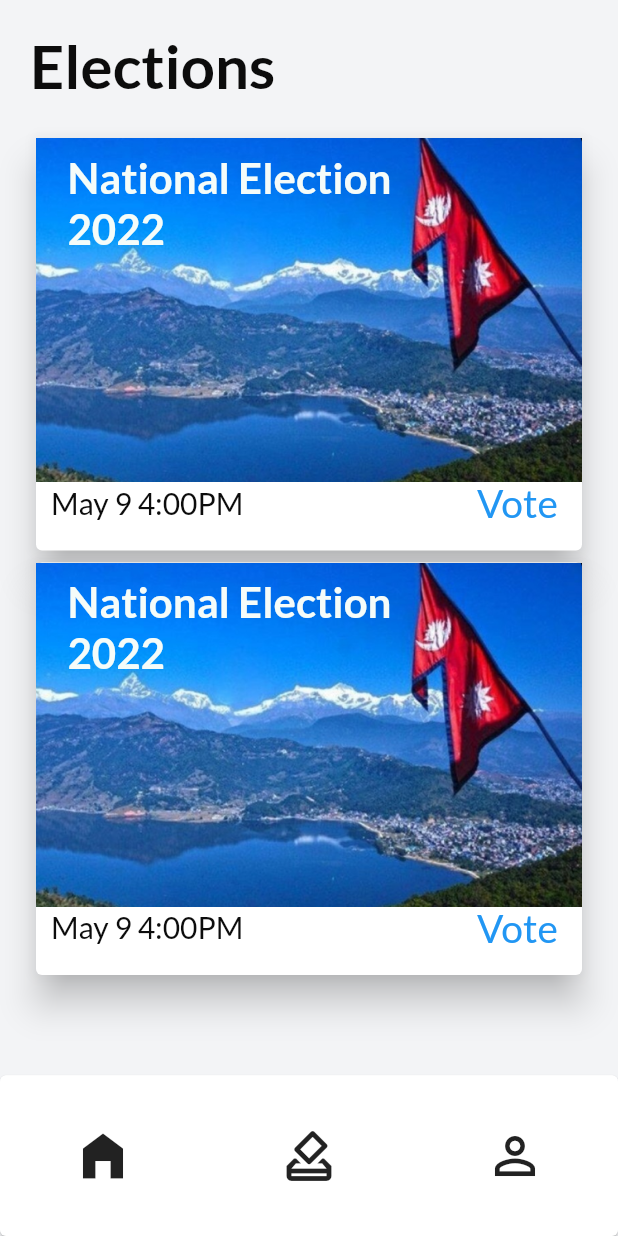
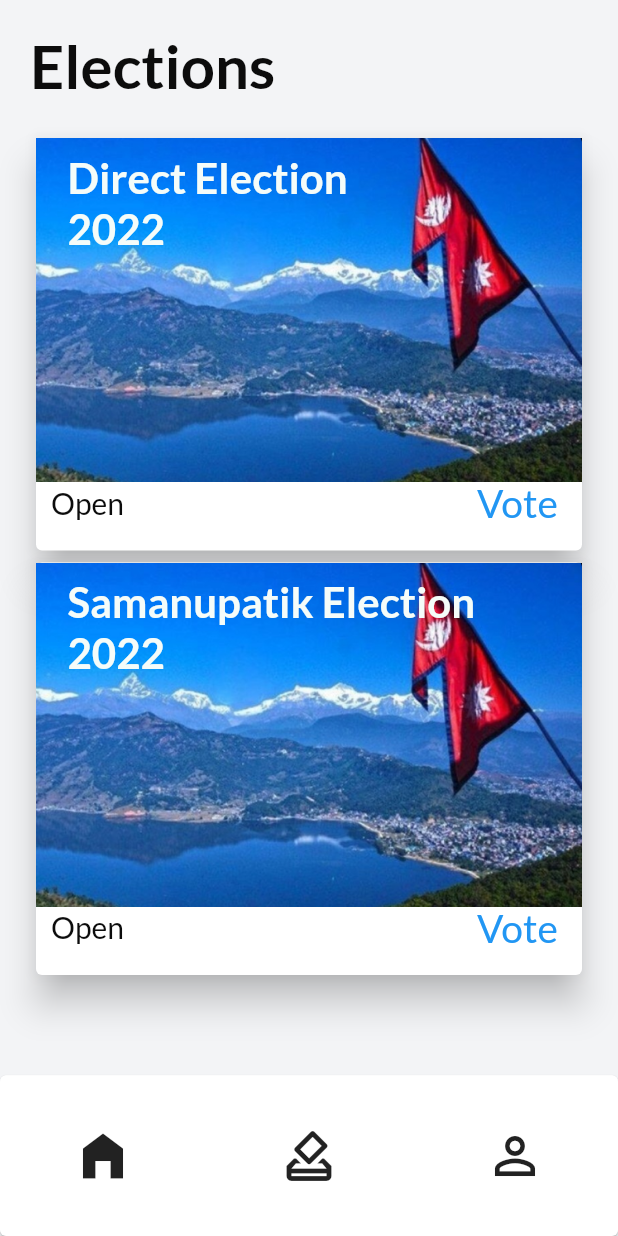
Before and after one commit to SqueezedLemon/Votiface, a Flutter app: the screen it shows once a user with an empty profile is signed in, on a phone screen of 412 x 824 dp. Run offline on Flutter 3.47's test engine with Material 2 defaults, Android fonts, the light colour scheme and no system bars; our stand-ins replace cloud_firestore, firebase_auth, firebase_core, firebase_storage, fluttertoast, image_picker and 2 more; missing offline and left inert: web3dart; accounts and stored records are empty; network calls fail; project files that could hold a hidden picture were left out.

Commit message:
small changes

```diff
--- a/lib/screens/vote/vote_screen.dart
+++ b/lib/screens/vote/vote_screen.dart
@@ -12,9 +12,9 @@ import 'package:flutter/material.dart';
 
 enum currectTab { active, upcoming }
 
-var heading = 'National Election';
+var heading = 'Direct Election';
 var subheading = '2022';
-var supportingText = 'May 9 4:00PM';
+var supportingText = 'Open';
 
 class VoteScreen extends StatefulWidget {
   static const routeName = '/vote';
@@ -62,14 +62,14 @@ class _VoteScreenState extends State<VoteScreen> {
                         padding: const EdgeInsets.all(5.0),
                         child: ListTile(
                           title: Text(
-                            heading,
+                            'Direct Election',
                             style: const TextStyle(
                                 color: kTextPColor,
                                 fontSize: 28,
                                 fontWeight: FontWeight.w800),
                           ),
                           subtitle: Text(
-                            subheading,
+                            '2022',
                             style: const TextStyle(
                                 color: kTextPColor,
                                 fontSize: 28,
@@ -127,7 +127,7 @@ class _VoteScreenState extends State<VoteScreen> {
                         padding: const EdgeInsets.all(5.0),
                         child: ListTile(
                           title: Text(
-                            heading,
+                            "Samanupatik Election",
                             style: const TextStyle(
                                 color: kTextPColor,
                                 fontSize: 28,
@@ -153,7 +153,7 @@ class _VoteScreenState extends State<VoteScreen> {
                             alignment: Alignment.centerLeft,
                             child: Text(
                               supportingText,
-                              style: TextStyle(fontSize: 20),
+                              style: const TextStyle(fontSize: 20),
                             ),
                           ),
                           ButtonBar(
```
